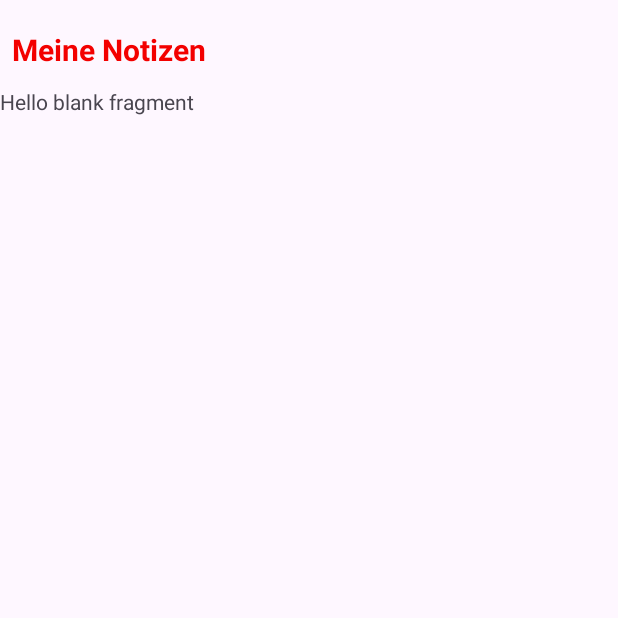
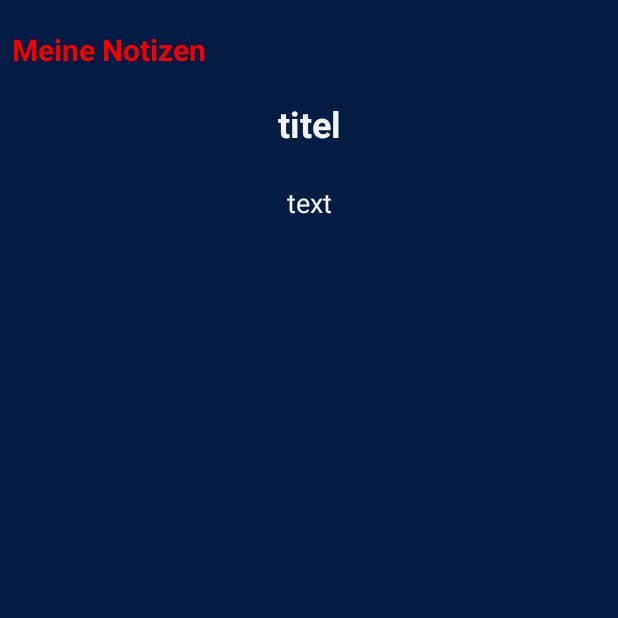
Before and after one commit to SI-Classroom-Batch-012/3-3-5-fragments-und-navigation-DanielProbstSyntax, an Android app: the fragment DetailFragment placed in its activity, on a phone screen of 412 x 824 dp, the top half of it. Run offline under Robolectric (Android 15) with nearby library versions, the phone set to English and light mode, and no system bars; 4 statements that could not run were skipped.

Commit message:
70 % fertig

```diff
--- a/app/build.gradle.kts
+++ b/app/build.gradle.kts
@@ -1,6 +1,8 @@
 plugins {
     id("com.android.application")
     id("org.jetbrains.kotlin.android")
+    id("androidx.navigation.safeargs")
+
 }
 
 android {
--- a/app/src/main/java/com/example/notizen/MainActivity.kt
+++ b/app/src/main/java/com/example/notizen/MainActivity.kt
@@ -19,4 +19,8 @@ class MainActivity : AppCompatActivity() {
         setContentView(binding.root)
         dataset = Datasource().loadNotes()
     }
+
+    fun addNotes(newNote: Notes){
+        dataset = listOf(newNote) + dataset
+    }
 }
--- a/app/src/main/java/com/example/notizen/adapter/ItemAdapter.kt
+++ b/app/src/main/java/com/example/notizen/adapter/ItemAdapter.kt
@@ -7,9 +7,10 @@ import androidx.recyclerview.widget.RecyclerView
 import com.example.notizen.data.Notes
 import com.example.notizen.databinding.ListItemBinding
 import com.example.notizen.ui.ListFragment
+import com.example.notizen.ui.ListFragmentDirections
 
 class ItemAdapter(
-    private val dataset : List<Notes>
+    private var dataset : List<Notes>
 ): RecyclerView.Adapter<ItemAdapter.ItemViewHolder>() {
 
     inner class ItemViewHolder(val binding: ListItemBinding) : RecyclerView.ViewHolder(binding.root)
@@ -29,7 +30,12 @@ class ItemAdapter(
 
         holder.binding.noteCardMCV.setOnClickListener {
             val navController = holder.binding.root.findNavController()
-            navController.navigate(ListF)
+            navController.navigate(ListFragmentDirections.actionListFragmentToDetailFragment(position))
+
+
+        }
+
+        holder.binding.radioButton.setOnClickListener {
 
 
         }
@@ -41,6 +47,11 @@ class ItemAdapter(
     override fun getItemCount(): Int {
         return dataset.size
     }
+    fun newData(data: List<Notes>)
+    {
+        dataset = data
+        notifyDataSetChanged()
+    }
 
 
 
--- a/app/src/main/java/com/example/notizen/ui/DetailFragment.kt
+++ b/app/src/main/java/com/example/notizen/ui/DetailFragment.kt
@@ -5,8 +5,11 @@ import androidx.fragment.app.Fragment
 import android.view.LayoutInflater
 import android.view.View
 import android.view.ViewGroup
+import androidx.activity.OnBackPressedCallback
 import androidx.navigation.fragment.navArgs
 import com.example.notizen.MainActivity
+import androidx.navigation.findNavController
+import androidx.navigation.fragment.findNavController
 import com.example.notizen.R
 import com.example.notizen.databinding.FragmentDetailBinding
 import com.example.notizen.databinding.FragmentListBinding
@@ -15,11 +18,7 @@ import com.example.notizen.databinding.FragmentListBinding
 class DetailFragment : Fragment() {
 
     private lateinit var binding: FragmentDetailBinding
-
-
-
-
-
+    val args: DetailFragmentArgs by navArgs()
 
 
     override fun onCreateView(
@@ -30,12 +29,38 @@ class DetailFragment : Fragment() {
         return binding.root
     }
 
-//    override fun onViewCreated(view: View, savedInstanceState: Bundle?) {
-//        super.onViewCreated(view, savedInstanceState)
-//        val position = args.buchIndex
-//        val mainActivity = activity as MainActivity
-//        val buch = mainActivity.dataset[position]
-//    }
+    override fun onViewCreated(view: View, savedInstanceState: Bundle?) {
+        super.onViewCreated(view, savedInstanceState)
+        val position = args.noteIndex
+        val mainActivity = activity as MainActivity
+        val note = mainActivity.dataset[position]
+
+
+        binding.titelET.setText(note.noteName)
+        binding.textET.setText(note.noteTxt)
+
+        val navController = binding.root.findNavController()
+
+
+
+        requireActivity().onBackPressedDispatcher.addCallback(object : OnBackPressedCallback(true) {
+            override fun handleOnBackPressed() {
+                note.noteTxt = binding.textET.text.toString()
+                note.noteName = binding.titelET.text.toString()
+                findNavController().popBackStack()
+
+            }
+        })
+
+//        requireActivity().onBackPressedDispatcher.addCallback(viewLifecycleOwner) {
+//            notiz.text = binding.etText.text.toString()
+//            notiz.titel = binding.etTitel.text.toString()
+//
+//            findNavController().popBackStack()
+//        }
+
+
+    }
 
 
 }
--- a/app/src/main/res/layout/activity_main.xml
+++ b/app/src/main/res/layout/activity_main.xml
@@ -4,6 +4,7 @@
     xmlns:tools="http://schemas.android.com/tools"
     android:layout_width="match_parent"
     android:layout_height="match_parent"
+    android:background="#051C45"
 
     tools:context=".MainActivity">
 
@@ -35,6 +36,7 @@
         android:name="androidx.navigation.fragment.NavHostFragment"
         android:layout_width="match_parent"
         android:layout_height="0dp"
+        app:defaultNavHost = "true"
         app:layout_constraintBottom_toBottomOf="parent"
         app:layout_constraintEnd_toEndOf="parent"
         app:layout_constraintStart_toStartOf="parent"
--- a/app/src/main/res/layout/fragment_detail.xml
+++ b/app/src/main/res/layout/fragment_detail.xml
@@ -1,14 +1,42 @@
 <?xml version="1.0" encoding="utf-8"?>
-<FrameLayout xmlns:android="http://schemas.android.com/apk/res/android"
+<androidx.constraintlayout.widget.ConstraintLayout xmlns:android="http://schemas.android.com/apk/res/android"
+    xmlns:app="http://schemas.android.com/apk/res-auto"
     xmlns:tools="http://schemas.android.com/tools"
+    android:id="@+id/frameLayout2"
     android:layout_width="match_parent"
     android:layout_height="match_parent"
     tools:context=".ui.DetailFragment">
 
-    <!-- TODO: Update blank fragment layout -->
-    <TextView
-        android:layout_width="match_parent"
-        android:layout_height="match_parent"
-        android:text="@string/hello_blank_fragment" />
+    <EditText
+        android:id="@+id/titelET"
+        android:layout_width="wrap_content"
+        android:layout_height="wrap_content"
+        android:layout_marginTop="8dp"
+        android:background="#00FFFFFF"
+        android:ems="10"
+        android:gravity="center"
+        android:inputType="text"
+        android:text="titel"
+        android:textColor="#F3F3F3"
+        android:textSize="24sp"
+        android:textStyle="bold"
+        app:layout_constraintEnd_toEndOf="parent"
+        app:layout_constraintStart_toStartOf="parent"
+        app:layout_constraintTop_toTopOf="parent" />
 
-</FrameLayout>
+    <EditText
+        android:id="@+id/textET"
+        android:layout_width="wrap_content"
+        android:layout_height="wrap_content"
+        android:layout_marginTop="24dp"
+        android:background="#00000000"
+        android:ems="10"
+        android:gravity="center"
+        android:inputType="textMultiLine"
+        android:text="text"
+        android:textColor="#F3F3F3"
+        app:layout_constraintEnd_toEndOf="parent"
+        app:layout_constraintStart_toStartOf="parent"
+        app:layout_constraintTop_toBottomOf="@+id/titelET" />
+
+</androidx.constraintlayout.widget.ConstraintLayout>
--- a/app/src/main/res/layout/fragment_list.xml
+++ b/app/src/main/res/layout/fragment_list.xml
@@ -22,7 +22,7 @@
         tools:listitem="@layout/list_item" />
 
     <com.google.android.material.floatingactionbutton.FloatingActionButton
-        android:id="@+id/floatingActionButton"
+        android:id="@+id/addBTN"
         android:layout_width="wrap_content"
         android:layout_height="wrap_content"
         android:layout_marginEnd="16dp"
```
Also changed, not shown: app/src/main/java/com/example/notizen/ui/ListFragment.kt (+46 -0 lines), app/src/main/res/layout/list_item.xml (+15 -2 lines).
